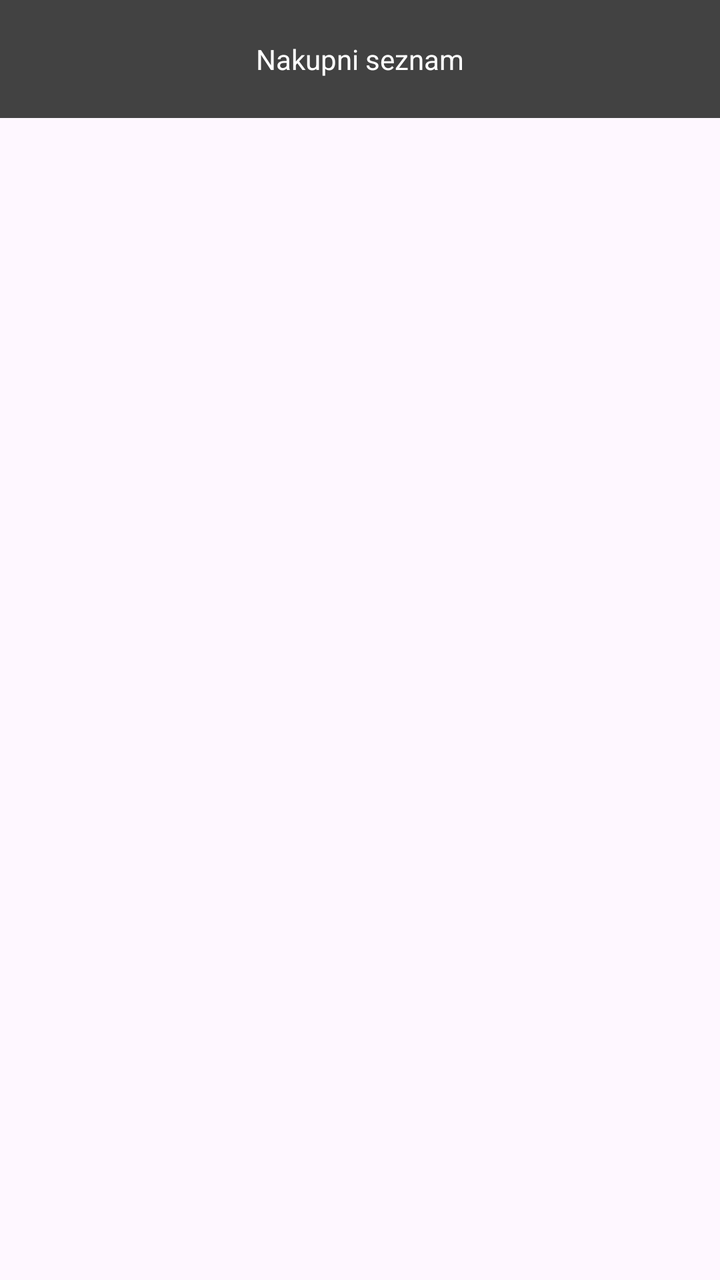
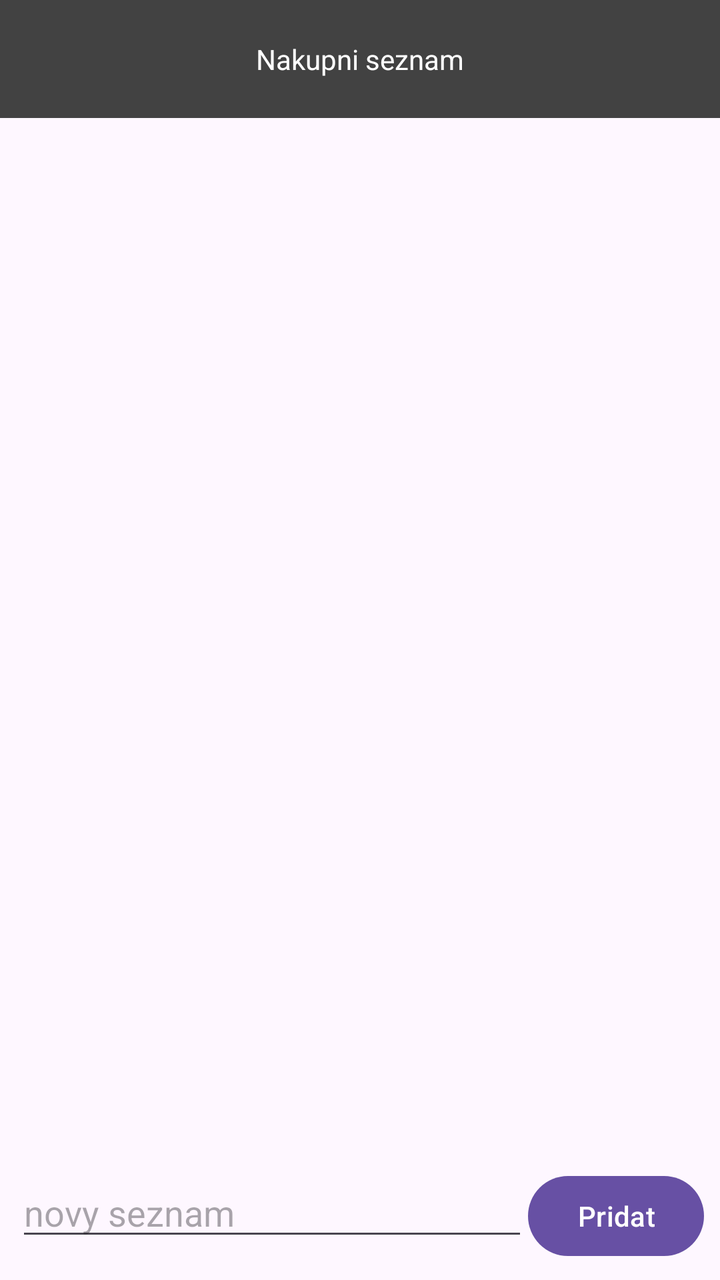

Compare the two renders of this Android layout. The source of the first and the diff that turns it into the second are given below.
<!-- AndroidManifest.xml: application theme Theme.Ukol3 -->
<!-- res/layout/activity_lists.xml -->
<?xml version="1.0" encoding="utf-8"?>
<LinearLayout xmlns:android="http://schemas.android.com/apk/res/android"
    xmlns:app="http://schemas.android.com/apk/res-auto"
    xmlns:tools="http://schemas.android.com/tools"
    android:id="@+id/main"
    android:layout_width="match_parent"
    android:layout_height="match_parent"
    android:orientation="vertical"
    tools:context=".MainActivity">

    <TextView
        android:id="@+id/textView"
        android:layout_width="match_parent"
        android:layout_height="wrap_content"
        android:textAlignment="center"
        android:padding="20dp"
        android:background="@color/cardview_dark_background"
        android:textColor="@color/white"
        android:text="@string/app_name" />

    <androidx.recyclerview.widget.RecyclerView
        android:id="@+id/rvListOfLists"
        android:layout_width="match_parent"
        android:layout_height="595dp" />

    <LinearLayout
        android:layout_width="match_parent"
        android:layout_height="match_parent"
        android:orientation="horizontal">

        <EditText
            android:id="@+id/etNewListName"
            android:layout_width="195dp"
            android:layout_height="wrap_content"
            android:layout_weight="1"
            android:ems="10"
            android:hint="@string/new_list"
            android:inputType="text" />


        <Button
            android:id="@+id/add_newList"
            android:layout_width="wrap_content"
            android:layout_height="wrap_content"
            android:layout_weight="1"
            android:text="@string/add_item" />
    </LinearLayout>

</LinearLayout>
<!-- resources referenced by this layout -->
<resources>
  <color name="white">#FFFFFFFF</color>
  <string name="add_item">Pridat</string>
  <string name="app_name">Nakupni seznam</string>
  <string name="new_list">novy seznam</string>
  <style name="Theme.Ukol3" parent="Base.Theme.Ukol3" />
  <style name="Base.Theme.Ukol3" parent="Theme.Material3.DayNight.NoActionBar">
          
          
      </style>
</resources>

<!-- the commit's change to res/layout/activity_lists.xml (unified diff, before → after) -->
@@ -6,7 +6,7 @@
     android:layout_width="match_parent"
     android:layout_height="match_parent"
     android:orientation="vertical"
-    tools:context=".MainActivity">
+    tools:context=".ListsActivity">
 
     <TextView
         android:id="@+id/textView"
@@ -21,28 +21,29 @@
     <androidx.recyclerview.widget.RecyclerView
         android:id="@+id/rvListOfLists"
         android:layout_width="match_parent"
-        android:layout_height="595dp" />
+        android:layout_height="0dp"
+        android:layout_weight="1" />
 
     <LinearLayout
         android:layout_width="match_parent"
-        android:layout_height="match_parent"
-        android:orientation="horizontal">
+        android:layout_height="wrap_content"
+        android:orientation="horizontal"
+        android:padding="8dp">
 
         <EditText
             android:id="@+id/etNewListName"
-            android:layout_width="195dp"
+            android:layout_width="0dp"
             android:layout_height="wrap_content"
             android:layout_weight="1"
             android:ems="10"
             android:hint="@string/new_list"
-            android:inputType="text" />
+            android:inputType="textCapSentences" />
 
 
         <Button
             android:id="@+id/add_newList"
             android:layout_width="wrap_content"
             android:layout_height="wrap_content"
-            android:layout_weight="1"
             android:text="@string/add_item" />
     </LinearLayout>
 
